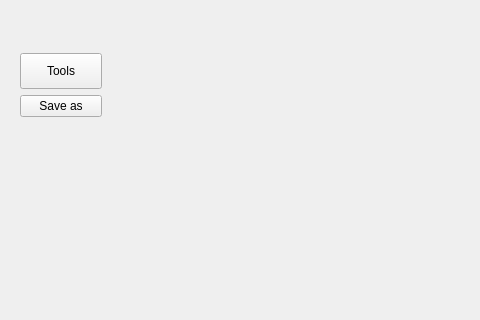
Before: the Qt Designer form workspace.ui in nnnagato/paintQT2, drawn with Qt 5; both pictures show x 0 to 480 and y 0 to 320 of the 1024 by 669 pixel window.
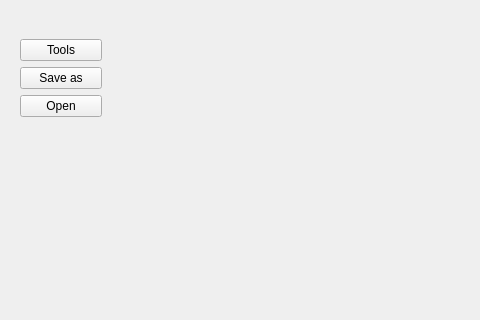
After: the same form once the commit is applied.

```diff
--- a/workspace.ui
+++ b/workspace.ui
@@ -69,6 +69,13 @@
        </property>
       </widget>
      </item>
+     <item>
+      <widget class="QPushButton" name="openButton">
+       <property name="text">
+        <string>Open</string>
+       </property>
+      </widget>
+     </item>
     </layout>
    </widget>
    <widget class="QLabel" name="canvasLabel">
```
Left out of the diff: 2 changed lines with no effect on the pictures.
